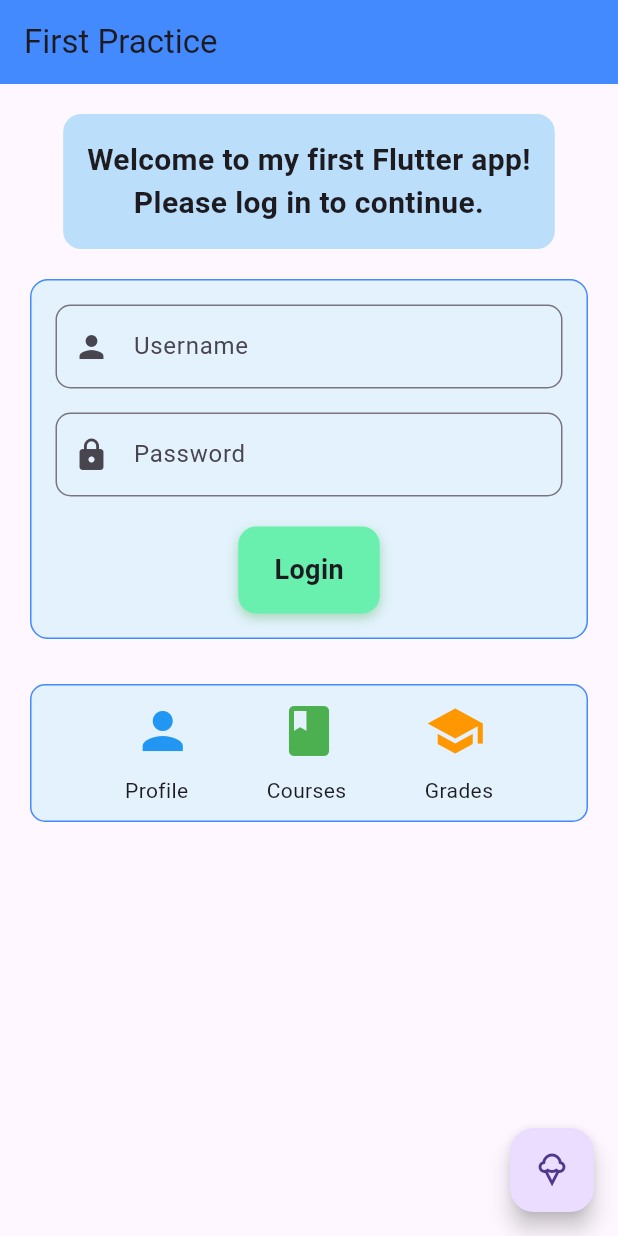
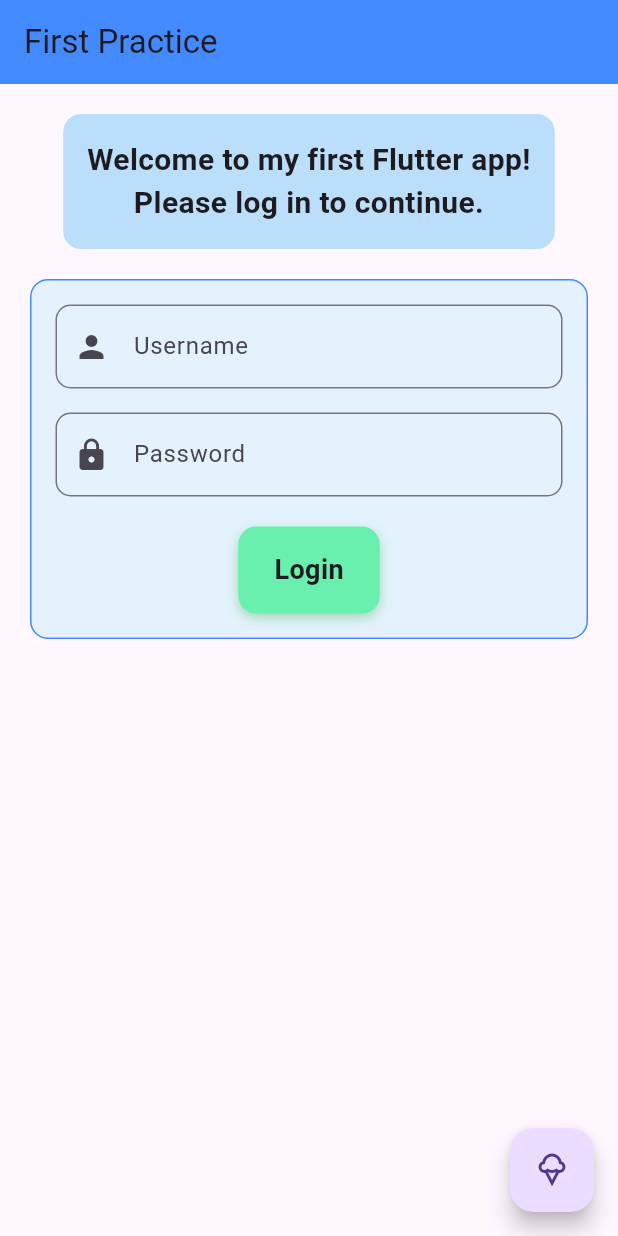
Before and after one commit to Iliass098/ielkam_alezhar_otaryou_p2, a Flutter app: the screen it shows after launch, on a phone screen of 412 x 824 dp. Run offline on Flutter 3.47's test engine with Material 3 defaults, Android fonts, the phone set to English and light mode, and no system bars; our stand-ins replace flutter_svg.

Commit message:
removed profile widgets

```diff
--- a/lib/views/main_view.dart
+++ b/lib/views/main_view.dart
@@ -93,35 +93,7 @@ class _FirstViewState extends State<FirstView> {
                 ],
               ),
             ),
-            Container(
-              padding: const EdgeInsets.all(10),
-              decoration: BoxDecoration(
-                color: Colors.blue[50],
-                borderRadius: BorderRadius.circular(10),
-                border: Border.all(color: Colors.blueAccent),
-              ),
-              child: Column(
-                children: [
-                  Row(
-                    mainAxisAlignment: MainAxisAlignment.spaceEvenly,
-                    children: const [
-                      Icon(Icons.person, color: Colors.blue, size: 40),
-                      Icon(Icons.book, color: Colors.green, size: 40),
-                      Icon(Icons.school, color: Colors.orange, size: 40),
-                    ],
-                  ),
-                  const SizedBox(height: 10),
-                  Row(
-                    mainAxisAlignment: MainAxisAlignment.spaceEvenly,
-                    children: const [
-                      Text('Profile'),
-                      Text('Courses'),
-                      Text('Grades'),
-                    ],
-                  ),
-                ],
-              ),
-            ),
+
           ],
         ),
       ),
```
Also changed, not shown: 1 other file.
